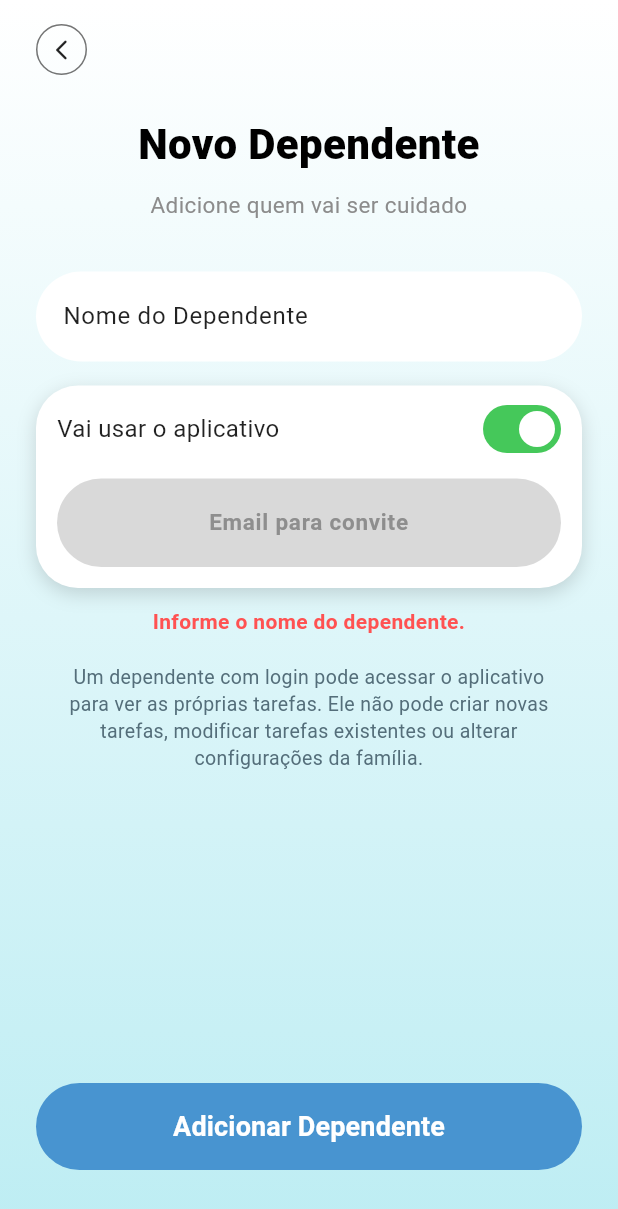
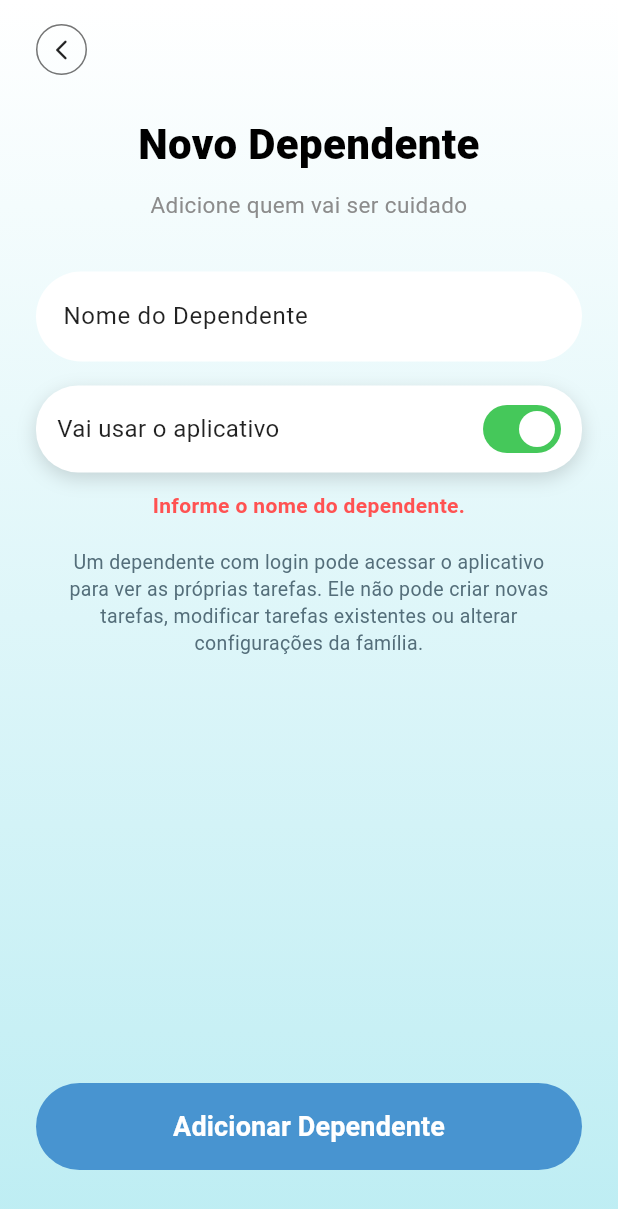
Before and after one commit to guiresteves/AgendaCare, a Flutter app: the NewDependentPage widget shown alone on an empty page, opened directly, after a tap on "Adicionar Dependente", on a phone screen of 412 x 824 dp. Shown: the top 1209 px of the screen. Run offline on Flutter 3.47's test engine with Material 3 defaults, Android fonts, the phone set to English and light mode, and no system bars; our stand-ins replace cloud_firestore, firebase_auth, firebase_core, flutter_svg; accounts and stored records are empty.

Commit message:
feat: ajusta criacao de codigo dependente sem a necessidade do email

```diff
--- a/lib/presentation/pages/create_dependent_page.dart
+++ b/lib/presentation/pages/create_dependent_page.dart
@@ -5,12 +5,10 @@ import '../widgets/gradient_screen_layout.dart';
 class DependenteData {
   final String nome;
   final bool usaApp;
-  final String? email;
 
   const DependenteData({
     required this.nome,
     required this.usaApp,
-    this.email,
   });
 }
 
@@ -23,38 +21,26 @@ class NewDependentPage extends StatefulWidget {
 
 class _NewDependentPageState extends State<NewDependentPage> {
   final TextEditingController _nomeController = TextEditingController();
-  final TextEditingController _emailController = TextEditingController();
   bool _usaApp = true;
   String? _errorMessage;
 
   @override
   void dispose() {
     _nomeController.dispose();
-    _emailController.dispose();
     super.dispose();
   }
 
   void _adicionar() {
     final nome = _nomeController.text.trim();
-    final email = _emailController.text.trim();
 
     if (nome.isEmpty) {
       setState(() => _errorMessage = 'Informe o nome do dependente.');
       return;
     }
 
-    if (_usaApp && email.isEmpty) {
-      setState(() => _errorMessage = 'Informe o email para convite.');
-      return;
-    }
-
     Navigator.pop(
       context,
-      DependenteData(
-        nome: nome,
-        usaApp: _usaApp,
-        email: _usaApp ? email : null,
-      ),
+      DependenteData(nome: nome, usaApp: _usaApp),
     );
   }
 
@@ -141,9 +127,7 @@ class _NewDependentPageState extends State<NewDependentPage> {
                   ),
                 ],
               ),
-              child: Column(
-                children: [
-                  Row(
+              child: Row(
                 mainAxisAlignment: MainAxisAlignment.spaceBetween,
                 children: [
                   const Text(
@@ -166,42 +150,6 @@ class _NewDependentPageState extends State<NewDependentPage> {
                       inactiveTrackColor: Colors.grey,
                     ),
                   ),
-                    ],
-                  ),
-                  if (_usaApp) ...[
-                    const SizedBox(height: 18),
-                    Container(
-                      decoration: BoxDecoration(
-                        color: const Color(0xFFD9D9D9),
-                        borderRadius: BorderRadius.circular(30),
-                      ),
-                      child: TextField(
-                        controller: _emailController,
-                        keyboardType: TextInputType.emailAddress,
-                        style: const TextStyle(
-                          fontSize: 15,
-                          color: Colors.black,
-                        ),
-                        onChanged: (_) {
-                          if (_errorMessage != null) {
-                            setState(() => _errorMessage = null);
-                          }
-                        },
-                        decoration: const InputDecoration(
-                          hintText: 'Email para convite',
-                          hintStyle: TextStyle(
-                            fontSize: 15,
-                            fontWeight: FontWeight.w600,
-                            color: Color(0xFF8E8E8E),
-                          ),
-                          border: InputBorder.none,
-                          alignLabelWithHint: true,
-                          contentPadding: EdgeInsets.symmetric(vertical: 18),
-                        ),
-                        textAlign: TextAlign.center,
-                      ),
-                    ),
-                  ],
                 ],
               ),
             ),
--- a/lib/presentation/pages/share_family_code_page.dart
+++ b/lib/presentation/pages/share_family_code_page.dart
@@ -96,7 +96,7 @@ class _AddPersonsPageState extends State<AddPersonsPage> {
             .add({
           'nome': dep.nome,
           'usaApp': dep.usaApp,
-          if (dep.email != null) 'email': dep.email,
+
           'criadoEm': FieldValue.serverTimestamp(),
         });
       }
```
Lines whose indentation alone changed are shown as unchanged.
